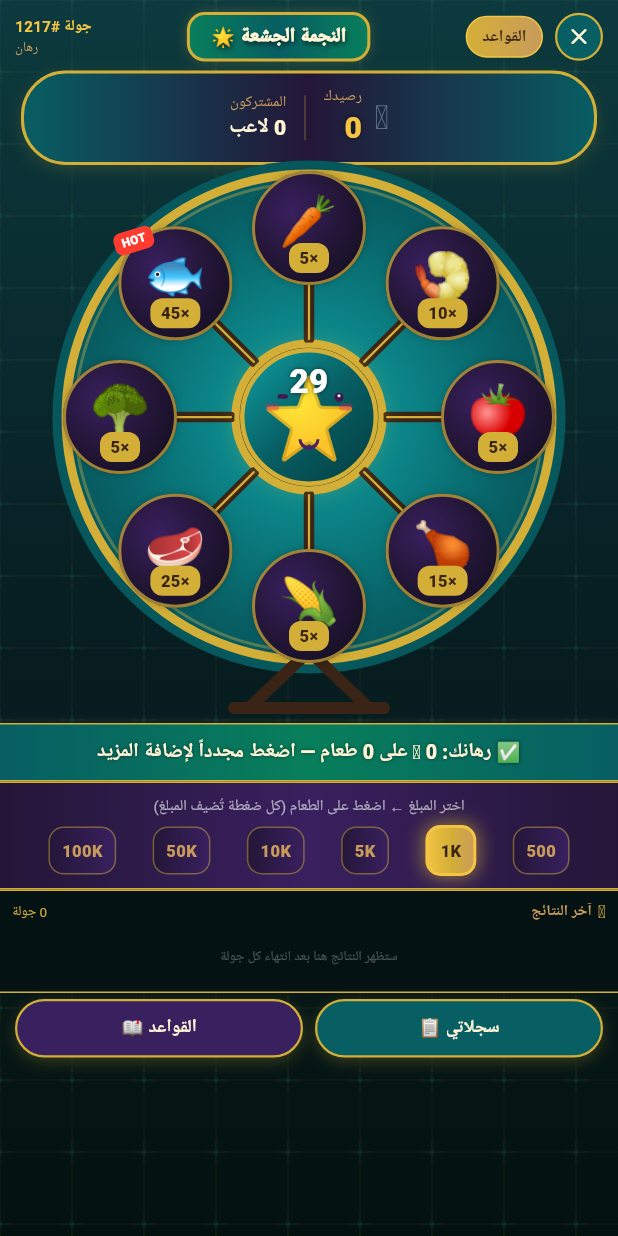
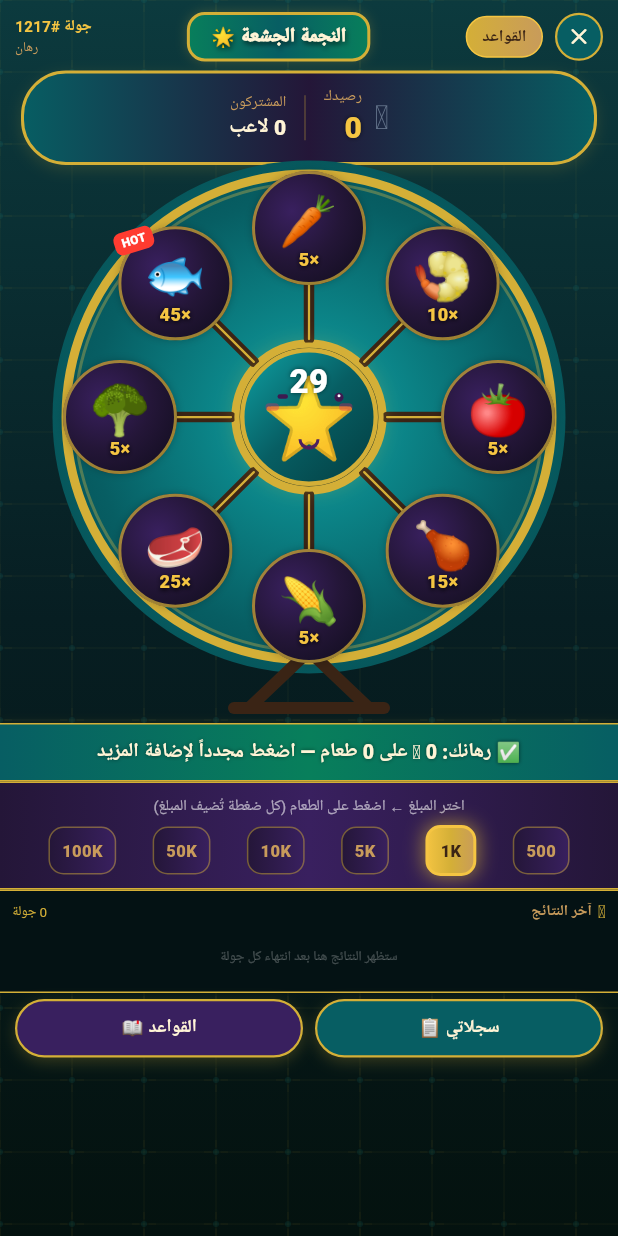
Before and after one commit to sheet-cmyk/chat-live, a Flutter app: the GreedyStarScreen screen opened by its route, on a phone screen of 412 x 824 dp. Run offline on Flutter 3.47's test engine with Material 3 defaults, Android fonts, the phone set to English and light mode, and no system bars; our stand-ins replace audioplayers, cached_network_image, cloud_firestore, firebase_auth, firebase_core, firebase_crashlytics and 13 more; missing offline and left inert: zego_express_engine; accounts and stored records are empty; Roboto replaces fonts that are missing (Cairo).

Commit message:
transparent multiplier badge, bright gold text
Co-Authored-By: Claude Sonnet 4.6 <noreply@anthropic.com>

```diff
--- a/lib/features/game/presentation/screens/greedy_star_screen.dart
+++ b/lib/features/game/presentation/screens/greedy_star_screen.dart
@@ -583,14 +583,12 @@ class _GSState extends ConsumerState<GreedyStarScreen> with TickerProviderStateM
                           bottom: 6, left: 0, right: 0,
                           child: Center(
                             child: Container(
-                              padding: const EdgeInsets.symmetric(horizontal: 7, vertical: 2),
-                              decoration: BoxDecoration(
-                                color: _kGold,
-                                borderRadius: BorderRadius.circular(8),
-                              ),
+                              padding: const EdgeInsets.symmetric(horizontal: 4, vertical: 1),
+                              decoration: const BoxDecoration(),
                               child: Text('×${food.mult}',
-                                style: const TextStyle(color: _kDarkBrown, fontSize: 11,
-                                  fontWeight: FontWeight.w900)),
+                                style: const TextStyle(color: _kBrightGold, fontSize: 12,
+                                  fontWeight: FontWeight.w900,
+                                  shadows: [Shadow(color: Colors.black, blurRadius: 4, offset: Offset(0, 1))])),
                             ),
                           ),
                         ),
```
